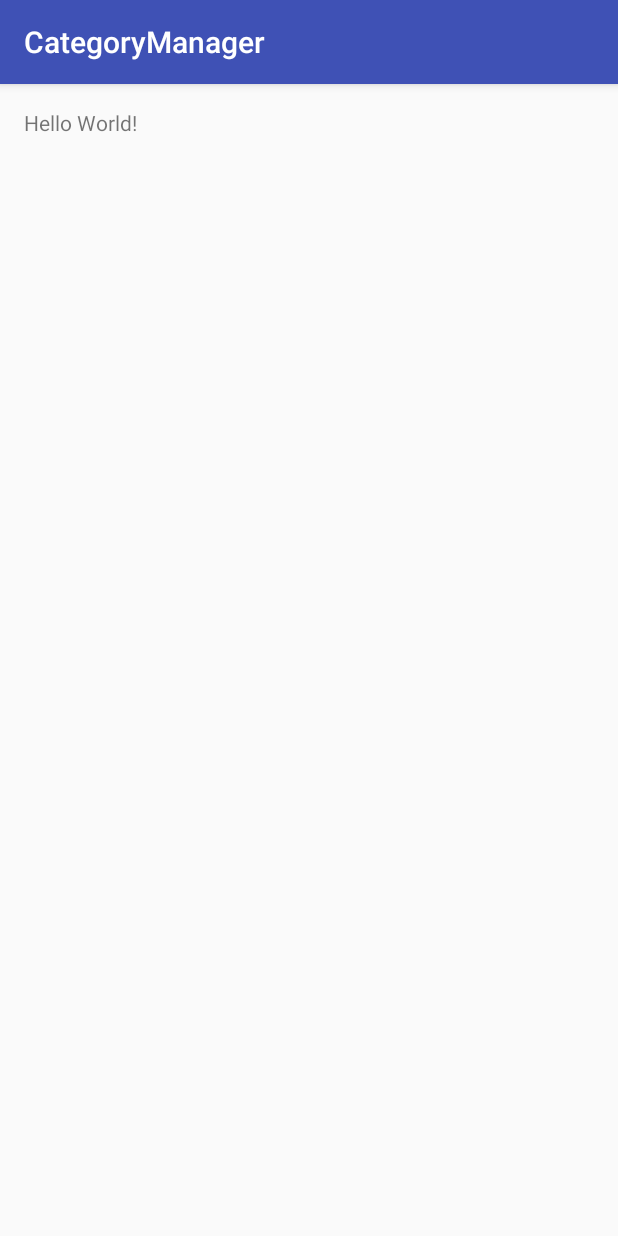
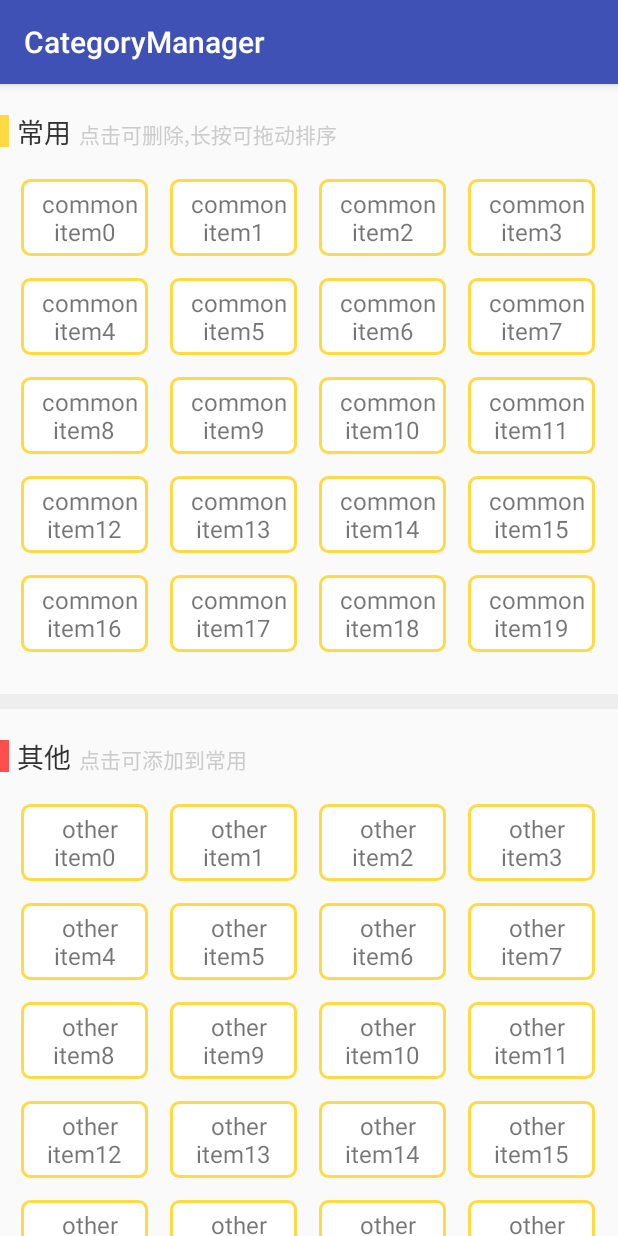
Before and after one commit to 2022happynew/CategoryManager, an Android app: the screen it shows after launch (MainActivity), on a phone screen of 412 x 824 dp. Run offline under Robolectric (Android 15) with nearby library versions, the phone set to English and light mode, and no system bars.

Commit message:
project view adapter  布局提交

```diff
--- a/app/src/main/java/comx/example/zhushi/categorymanager/MainActivity.java
+++ b/app/src/main/java/comx/example/zhushi/categorymanager/MainActivity.java
@@ -3,11 +3,55 @@ package comx.example.zhushi.categorymanager;
 import android.support.v7.app.AppCompatActivity;
 import android.os.Bundle;
 
+import java.util.ArrayList;
+import java.util.List;
+
+import comx.example.zhushi.categorymanager.adapter.DragGridAdapter;
+import comx.example.zhushi.categorymanager.adapter.OtherGridAdapter;
+import comx.example.zhushi.categorymanager.view.DragGridView;
+import comx.example.zhushi.categorymanager.view.OtherGridView;
+
 public class MainActivity extends AppCompatActivity {
+
+    //常用游戏分类view
+    private DragGridView dragGridView;
+    //更多游戏分类view
+    private OtherGridView otherGridView;
+
+    //常用分类列表
+    private List<String> commonCategoryList;
+    //更多分类列表
+    private List<String> otherCategoryList;
+
+    //常用游戏分类adapter
+    private DragGridAdapter dragAdapter;
+    //更多游戏分类adapter
+    private OtherGridAdapter otherAdapter;
 
     @Override
     protected void onCreate(Bundle savedInstanceState) {
         super.onCreate(savedInstanceState);
         setContentView(R.layout.activity_main);
+        initList();
+        dragGridView = (DragGridView) findViewById(R.id.common_used_gridView);
+        otherGridView = (OtherGridView) findViewById(R.id.other_gridView);
+
+        dragAdapter = new DragGridAdapter(this, commonCategoryList);
+        dragGridView.setAdapter(dragAdapter);
+
+        otherAdapter = new OtherGridAdapter(this, otherCategoryList);
+        otherGridView.setAdapter(otherAdapter);
+    }
+
+    private void initList() {
+        commonCategoryList = new ArrayList<>();
+        otherCategoryList = new ArrayList<>();
+        for (int i = 0; i < 20; i++) {
+            commonCategoryList.add("  common item" + i);
+        }
+
+        for (int i = 0; i < 20; i++) {
+            otherCategoryList.add("  other item" + i);
+        }
     }
 }
--- /dev/null
+++ b/app/src/main/java/comx/example/zhushi/categorymanager/adapter/DragGridAdapter.java
@@ -0,0 +1,50 @@
+package comx.example.zhushi.categorymanager.adapter;
+
+import android.content.Context;
+import android.view.LayoutInflater;
+import android.view.View;
+import android.view.ViewGroup;
+import android.widget.BaseAdapter;
+import android.widget.TextView;
+
+import java.util.List;
+
+import comx.example.zhushi.categorymanager.R;
+
+/**
+ * Created by zhushi on 2016/11/23.
+ */
+
+public class DragGridAdapter extends BaseAdapter {
+    private Context context;
+    private List<String> commonCategoryList;
+
+    public DragGridAdapter(Context context, List<String> commonCategoryList) {
+        this.context = context;
+        this.commonCategoryList = commonCategoryList;
+    }
+
+    @Override
+    public int getCount() {
+        return commonCategoryList.size();
+    }
+
+    @Override
+    public String getItem(int position) {
+        return commonCategoryList.get(position);
+    }
+
+    @Override
+    public long getItemId(int position) {
+        return position;
+    }
+
+    @Override
+    public View getView(int position, View convertView, ViewGroup parent) {
+        convertView = LayoutInflater.from(context).inflate(R.layout.category_item_view, null);
+        TextView categoryName = (TextView) convertView.findViewById(R.id.category_name);
+        categoryName.setText(getItem(position));
+
+        return convertView;
+    }
+}
--- /dev/null
+++ b/app/src/main/java/comx/example/zhushi/categorymanager/adapter/OtherGridAdapter.java
@@ -0,0 +1,50 @@
+package comx.example.zhushi.categorymanager.adapter;
+
+import android.content.Context;
+import android.view.LayoutInflater;
+import android.view.View;
+import android.view.ViewGroup;
+import android.widget.BaseAdapter;
+import android.widget.TextView;
+
+import java.util.List;
+
+import comx.example.zhushi.categorymanager.R;
+
+/**
+ * Created by zhushi on 2016/11/23.
+ */
+
+public class OtherGridAdapter extends BaseAdapter {
+    private Context context;
+    private List<String> otherCategoryList;
+
+    public OtherGridAdapter(Context context, List<String> otherCategoryList) {
+        this.context = context;
+        this.otherCategoryList = otherCategoryList;
+    }
+
+    @Override
+    public int getCount() {
+        return otherCategoryList.size();
+    }
+
+    @Override
+    public String getItem(int position) {
+        return otherCategoryList.get(position);
+    }
+
+    @Override
+    public long getItemId(int position) {
+        return position;
+    }
+
+    @Override
+    public View getView(int position, View convertView, ViewGroup parent) {
+        convertView = LayoutInflater.from(context).inflate(R.layout.category_item_view, null);
+        TextView categoryName = (TextView) convertView.findViewById(R.id.category_name);
+        categoryName.setText(getItem(position));
+
+        return convertView;
+    }
+}
--- /dev/null
+++ b/app/src/main/java/comx/example/zhushi/categorymanager/view/DragGridView.java
@@ -0,0 +1,29 @@
+package comx.example.zhushi.categorymanager.view;
+
+import android.content.Context;
+import android.util.AttributeSet;
+import android.widget.GridView;
+
+/**
+ * 可长按拖动的view
+ * Created by zhushi on 2016/11/23.
+ */
+
+public class DragGridView extends GridView {
+    public DragGridView(Context context) {
+        super(context);
+    }
+
+    public DragGridView(Context context, AttributeSet attrs) {
+        super(context, attrs);
+    }
+
+    /**
+     * 在ScrollView内，所以要进行计算高度
+     */
+    @Override
+    public void onMeasure(int widthMeasureSpec, int heightMeasureSpec) {
+        int expandSpec = MeasureSpec.makeMeasureSpec(Integer.MAX_VALUE >> 2, MeasureSpec.AT_MOST);
+        super.onMeasure(widthMeasureSpec, expandSpec);
+    }
+}
--- /dev/null
+++ b/app/src/main/java/comx/example/zhushi/categorymanager/view/OtherGridView.java
@@ -0,0 +1,28 @@
+package comx.example.zhushi.categorymanager.view;
+
+import android.content.Context;
+import android.util.AttributeSet;
+import android.widget.GridView;
+
+/**
+ * Created by zhushi on 2016/11/23.
+ */
+
+public class OtherGridView extends GridView {
+    public OtherGridView(Context context) {
+        super(context);
+    }
+
+    public OtherGridView(Context context, AttributeSet attrs) {
+        super(context, attrs);
+    }
+
+    /**
+     * 在ScrollView内，所以要进行计算高度
+     */
+    @Override
+    public void onMeasure(int widthMeasureSpec, int heightMeasureSpec) {
+        int expandSpec = MeasureSpec.makeMeasureSpec(Integer.MAX_VALUE >> 2, MeasureSpec.AT_MOST);
+        super.onMeasure(widthMeasureSpec, expandSpec);
+    }
+}
--- /dev/null
+++ b/app/src/main/res/drawable/category_item_bg.xml
@@ -0,0 +1,12 @@
+<?xml version="1.0" encoding="utf-8"?>
+<shape xmlns:android="http://schemas.android.com/apk/res/android"
+       android:shape="rectangle">
+    <!-- 填充颜色 -->
+    <solid android:color="#FFFFFF"/>
+    <!-- 线的宽度，颜色灰色 -->
+    <stroke
+        android:width="2dip"
+        android:color="#ffda44"/>
+    <!-- 矩形的圆角半径 -->
+    <corners android:radius="8px"/>
+</shape>
--- a/app/src/main/res/layout/activity_main.xml
+++ b/app/src/main/res/layout/activity_main.xml
@@ -1,18 +1,113 @@
 <?xml version="1.0" encoding="utf-8"?>
-<RelativeLayout
-    xmlns:android="http://schemas.android.com/apk/res/android"
-    xmlns:tools="http://schemas.android.com/tools"
-    android:id="@+id/activity_main"
-    android:layout_width="match_parent"
-    android:layout_height="match_parent"
-    android:paddingLeft="@dimen/activity_horizontal_margin"
-    android:paddingRight="@dimen/activity_horizontal_margin"
-    android:paddingTop="@dimen/activity_vertical_margin"
-    android:paddingBottom="@dimen/activity_vertical_margin"
-    tools:context="comx.example.zhushi.categorymanager.MainActivity">
+<LinearLayout xmlns:android="http://schemas.android.com/apk/res/android"
+              android:layout_width="match_parent"
+              android:layout_height="match_parent"
+              android:orientation="vertical">
 
-    <TextView
-        android:layout_width="wrap_content"
-        android:layout_height="wrap_content"
-        android:text="Hello World!" />
-</RelativeLayout>
+    <ScrollView
+        android:layout_width="match_parent"
+        android:layout_height="match_parent">
+
+        <LinearLayout
+            android:layout_width="match_parent"
+            android:layout_height="wrap_content"
+            android:orientation="vertical">
+
+            <LinearLayout
+                android:layout_width="match_parent"
+                android:layout_height="wrap_content"
+                android:orientation="horizontal"
+                android:paddingBottom="8dip"
+                android:paddingTop="18dip">
+
+                <View
+                    android:layout_width="6dip"
+                    android:layout_height="21dip"
+                    android:layout_gravity="center_vertical"
+                    android:background="#ffda44"/>
+
+                <TextView
+                    android:layout_width="wrap_content"
+                    android:layout_height="wrap_content"
+                    android:paddingLeft="5dip"
+                    android:paddingRight="5dip"
+                    android:text="常用"
+                    android:textColor="#333333"
+                    android:textSize="18sp"/>
+
+                <TextView
+                    android:id="@+id/drag_grid_view_text"
+                    android:layout_width="match_parent"
+                    android:layout_height="wrap_content"
+                    android:text="点击可删除,长按可拖动排序"
+                    android:textColor="#cccccc"
+                    android:textSize="14sp"/>
+
+            </LinearLayout>
+
+
+            <comx.example.zhushi.categorymanager.view.DragGridView
+                android:id="@+id/common_used_gridView"
+                android:layout_width="match_parent"
+                android:layout_height="wrap_content"
+                android:layout_marginLeft="14dip"
+                android:layout_marginRight="14dip"
+                android:layout_marginTop="10dip"
+                android:layout_marginBottom="20dip"
+                android:horizontalSpacing="15dip"
+                android:numColumns="4"
+                android:verticalSpacing="15dip"/>
+
+            <View
+                android:layout_width="match_parent"
+                android:layout_height="10dip"
+                android:layout_marginTop="8dip"
+                android:background="#eee"/>
+
+            <LinearLayout
+                android:layout_width="match_parent"
+                android:layout_height="wrap_content"
+                android:orientation="horizontal"
+                android:paddingBottom="8dip"
+                android:paddingTop="18dip">
+
+                <View
+                    android:layout_width="6dip"
+                    android:layout_height="21dip"
+                    android:layout_gravity="center_vertical"
+                    android:background="#ff4e4e"/>
+
+                <TextView
+                    android:layout_width="wrap_content"
+                    android:layout_height="wrap_content"
+                    android:paddingLeft="5dip"
+                    android:paddingRight="5dip"
+                    android:text="其他"
+                    android:textColor="#333333"
+                    android:textSize="18sp"/>
+
+                <TextView
+                    android:id="@+id/other_grid_view_text"
+                    android:layout_width="match_parent"
+                    android:layout_height="wrap_content"
+                    android:text="点击可添加到常用"
+                    android:textColor="#cccccc"
+                    android:textSize="14sp"/>
+
+            </LinearLayout>
+
+            <comx.example.zhushi.categorymanager.view.OtherGridView
+                android:id="@+id/other_gridView"
+                android:layout_width="match_parent"
+                android:layout_height="wrap_content"
+                android:layout_marginLeft="14dip"
+                android:layout_marginRight="14dip"
+                android:layout_marginTop="10dip"
+                android:layout_marginBottom="20dip"
+                android:horizontalSpacing="15dip"
+                android:numColumns="4"
+                android:verticalSpacing="15dip"/>
+        </LinearLayout>
+
+    </ScrollView>
+</LinearLayout>
--- /dev/null
+++ b/app/src/main/res/layout/category_item_view.xml
@@ -0,0 +1,8 @@
+<TextView xmlns:android="http://schemas.android.com/apk/res/android"
+          android:id="@+id/category_name"
+          android:layout_width="wrap_content"
+          android:layout_height="wrap_content"
+          android:background="@drawable/category_item_bg"
+          android:gravity="center"
+          android:padding="5dip"
+          android:textSize="16sp"/>
```
